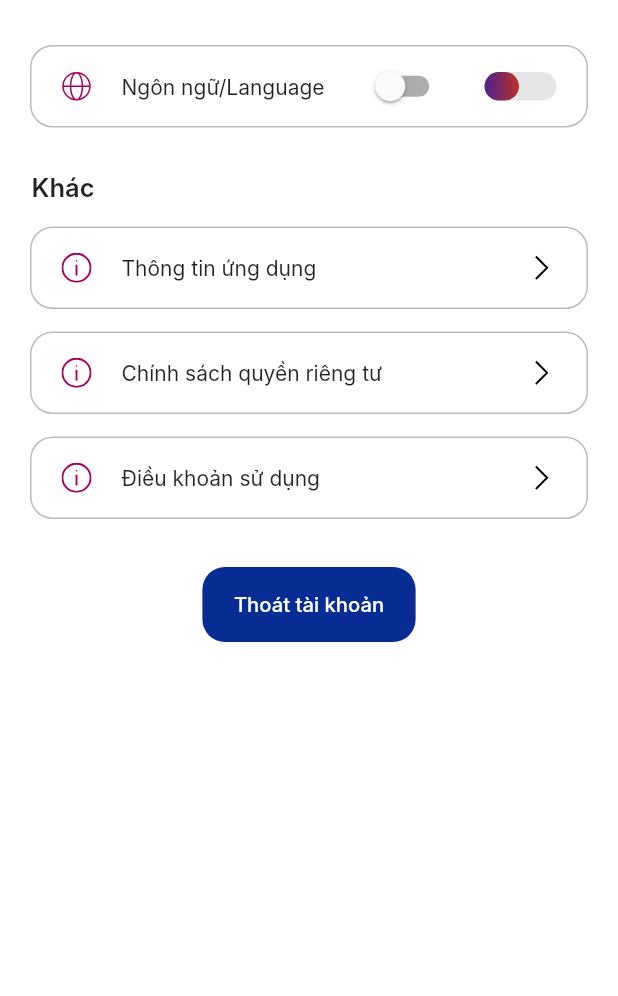
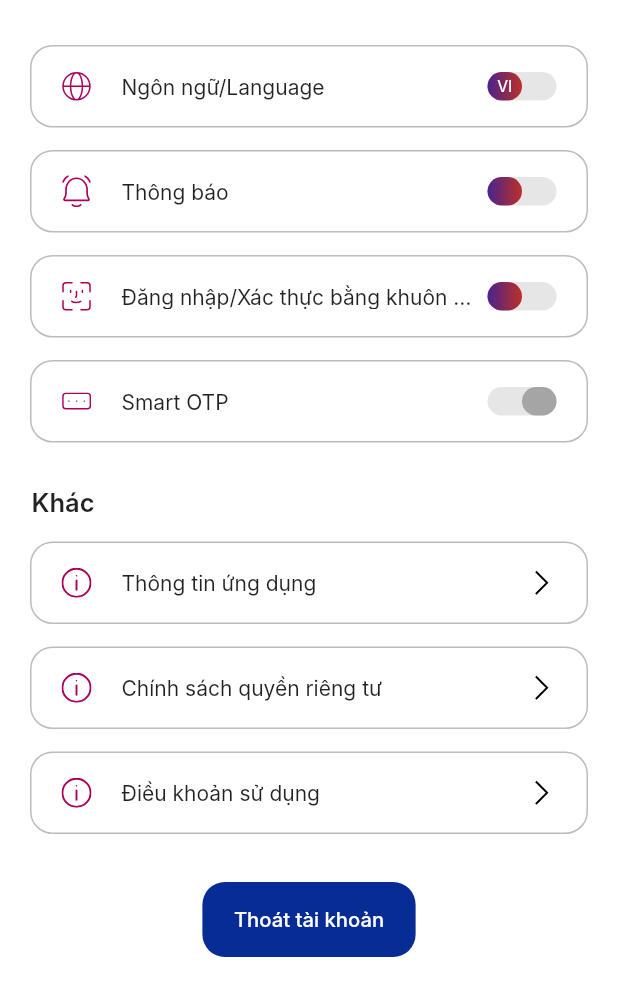
Before and after one commit to hnq-jan8/fpt-first-app, a Flutter app: the SettingScreen screen opened directly, on a phone screen of 412 x 824 dp. Shown: the top 996 px of the screen. Run offline on Flutter 3.47's test engine with Material 2 defaults, Android fonts, the phone set to English and light mode, and no system bars; our stand-ins replace flutter_native_splash, flutter_svg; Roboto replaces fonts that are missing (Inter).

Commit message:
Custom switch, setting screen finished

```diff
--- a/lib/constants/string_const.dart
+++ b/lib/constants/string_const.dart
@@ -59,6 +59,14 @@ class StringConst {
   static const String caiDat = 'Cài đặt';
   static const String taiKhoan = 'Tài khoản';
 
+  static const String ngonNguLanguage = 'Ngôn ngữ/Language';
+  static const String vi = "VI";
+  static const String en = "EN";
+
+  static const String thongBao = 'Thông báo';
+  static const String dangNhapXacThucBangKhuonMat = 'Đăng nhập/Xác thực bằng khuôn mặt';
+  static const String smartOtp = 'Smart OTP';
+
   static const String khac = 'Khác';
 
   static const String thongTinUngDung = 'Thông tin ứng dụng';
@@ -66,4 +74,5 @@ class StringConst {
   static const String dieuKhoanSuDung = 'Điều khoản sử dụng';
 
   static const String thoatTaiKhoan = 'Thoát tài khoản';
+
 }
--- a/lib/routes/home/views/home_screen.dart
+++ b/lib/routes/home/views/home_screen.dart
@@ -65,8 +65,8 @@ class _HomeScreenState extends State<HomeScreen> with TickerProviderStateMixin {
 
   bool _scrollListener(ScrollNotification info) {
     if (info.metrics.axis == Axis.vertical) {
-      _colorController.animateTo(info.metrics.pixels.abs() * 2 / 100);
-      _backDropController.animateTo(info.metrics.pixels * 2 / 100);
+      _colorController.animateTo(info.metrics.pixels.abs() * 2.2 / 100);
+      _backDropController.animateTo(info.metrics.pixels * 2.5 / 100);
 
       _iconBrightness = info.metrics.pixels < 30 && info.metrics.pixels > -20
           ? Brightness.light
--- a/lib/routes/home/widgets/home_app_bar.dart
+++ b/lib/routes/home/widgets/home_app_bar.dart
@@ -114,6 +114,7 @@ class _HomeAppBarState extends State<HomeAppBar> {
                     hintText: StringConst.timKiem,
                     hintStyle: TextStyle(
                       fontSize: 13.6,
+                      fontWeight: FontWeight.w500,
                       color: _searchFocusNode.hasFocus
                           ? Colors.black45
                           : widget.searchTextColor.withOpacity(0.7),
--- a/lib/routes/settings/setting_screen.dart
+++ b/lib/routes/settings/setting_screen.dart
@@ -1,13 +1,12 @@
 import 'package:flutter/material.dart';
-import 'package:flutter_svg/flutter_svg.dart';
 
 import 'package:next_app/constants/string_const.dart';
+import 'package:next_app/routes/settings/widgets/setting_cell_switch.dart';
 import 'package:next_app/routes/settings/widgets/setting_cell_other.dart';
 import 'package:next_app/theme/assets.dart';
 import 'package:next_app/theme/theme_colors.dart';
 import 'package:next_app/widgets/buttons/app_button.dart';
 import 'package:next_app/widgets/buttons/app_button_text.dart';
-import 'package:next_app/widgets/cell/outlined_cell.dart';
 import 'package:next_app/widgets/header/no_app_bar.dart';
 
 class SettingScreen extends StatefulWidget {
@@ -21,7 +20,10 @@ class _SettingScreenState extends State<SettingScreen> {
   double topPadding = 15;
   double elevation = 0;
 
-  bool switchTest = false;
+  bool isUsingVi = true;
+  bool isUsingNotification = true;
+  bool isUsingFaceId = true;
+  bool isUsingOtp = false;
 
   ScrollController scrollController = ScrollController();
 
@@ -31,7 +33,7 @@ class _SettingScreenState extends State<SettingScreen> {
 
     scrollController.addListener(() {
       scrollController.offset > topPadding + 15
-          ? setState(() => elevation = 0.5)
+          ? setState(() => elevation = 1)
           : setState(() => elevation = 0);
     });
   }
@@ -50,57 +52,39 @@ class _SettingScreenState extends State<SettingScreen> {
             crossAxisAlignment: CrossAxisAlignment.start,
             children: [
               SizedBox(height: topPadding),
-              Container(
-                height: 55,
-                margin: const EdgeInsets.only(top: 15),
-                child: OutlinedCell(
-                  horizontalPadding: 20,
-                  child: Row(
-                    mainAxisAlignment: MainAxisAlignment.spaceBetween,
-                    children: [
-                      Row(
-                        crossAxisAlignment: CrossAxisAlignment.center,
-                        children: [
-                          SvgPicture.asset(Assets.icon_globe, width: 20),
-                          const SizedBox(width: 20),
-                          const Text('Ngôn ngữ/Language'),
-                        ],
-                      ),
-                      Switch(
-                        value: switchTest,
-                        onChanged: (value) {
-                          setState(() => switchTest = value);
-                        },
-                      ), // TODO: Custom Switch
-                      Container(
-                        height: 19,
-                        width: 48,
-                        decoration: BoxDecoration(
-                          color: ThemeColors.scrollIndicator,
-                          borderRadius: BorderRadius.circular(20),
-                        ),
-                        child: Row(
-                          children: [
-                            const SizedBox(
-                              width: 0,
-                              // width: 48 - 23,
-                            ),
-                            Container(
-                              width: 23,
-                              decoration: BoxDecoration(
-                                borderRadius: BorderRadius.circular(20),
-                                gradient: const LinearGradient(colors: [
-                                  ThemeColors.indicatorGradient1,
-                                  ThemeColors.indicatorGradient2,
-                                ]),
-                              ),
-                            ),
-                          ],
-                        ),
-                      )
-                    ],
-                  ),
-                ),
+              SettingCellSwitch(
+                svgAsset: Assets.icon_globe,
+                title: StringConst.ngonNguLanguage,
+                switchText: StringConst.vi,
+                switchTextOff: StringConst.en,
+                value: isUsingVi,
+                onChanged: (value) {
+                  setState(() => isUsingVi = value);
+                },
+              ),
+              SettingCellSwitch(
+                svgAsset: Assets.icon_notification_outlined,
+                title: StringConst.thongBao,
+                value: isUsingNotification,
+                onChanged: (value) {
+                  setState(() => isUsingNotification = value);
+                },
+              ),
+              SettingCellSwitch(
+                svgAsset: Assets.icon_face_id,
+                title: StringConst.dangNhapXacThucBangKhuonMat,
+                value: isUsingFaceId,
+                onChanged: (value) {
+                  setState(() => isUsingFaceId = value);
+                },
+              ),
+              SettingCellSwitch(
+                svgAsset: Assets.icon_otp,
+                title: StringConst.smartOtp,
+                value: isUsingOtp,
+                onChanged: (value) {
+                  setState(() => isUsingOtp = value);
+                },
               ),
               Container(
                 margin: const EdgeInsets.only(
@@ -145,7 +129,7 @@ class _SettingScreenState extends State<SettingScreen> {
                   ),
                 ),
               ),
-              const SizedBox(height: 500),
+              const SizedBox(height: 125),
             ],
           ),
         ),
--- /dev/null
+++ b/lib/routes/settings/widgets/setting_cell_switch.dart
@@ -0,0 +1,70 @@
+
+import 'package:flutter/material.dart';
+import 'package:flutter_svg/svg.dart';
+
+import 'package:next_app/widgets/cell/outlined_cell.dart';
+import 'package:next_app/widgets/switch/app_switch.dart';
+
+class SettingCellSwitch extends StatelessWidget {
+  const SettingCellSwitch({
+    super.key,
+    required this.svgAsset,
+    required this.title,
+    required this.value,
+    required this.onChanged,
+    this.switchText,
+    this.switchTextOff,
+    this.isColorUpdate = true,
+  });
+
+  final String svgAsset;
+  final String title;
+
+  final String? switchText;
+  final String? switchTextOff;
+
+  final bool value;
+
+  final bool isColorUpdate;
+
+  final void Function(bool) onChanged;
+
+  @override
+  Widget build(BuildContext context) {
+    return Container(
+      height: 55,
+      margin: const EdgeInsets.only(top: 15),
+      child: OutlinedCell(
+        horizontalPadding: 20,
+        child: Row(
+          mainAxisAlignment: MainAxisAlignment.spaceBetween,
+          children: [
+            Expanded(
+              child: Row(
+                crossAxisAlignment: CrossAxisAlignment.center,
+                children: [
+                  SvgPicture.asset(svgAsset, width: 20),
+                  const SizedBox(width: 20),
+                  Expanded(
+                    child: Text(
+                      title,
+                      maxLines: 1,
+                      overflow: TextOverflow.ellipsis,
+                    ),
+                  ),
+                ],
+              ),
+            ),
+            AppSwitch(
+              value: value,
+              isColorUpdate: isColorUpdate,
+              text: switchText,
+              textOff: switchTextOff,
+              onChanged: onChanged,
+            )
+          ],
+        ),
+      ),
+    );
+  }
+}
--- a/lib/theme/theme_colors.dart
+++ b/lib/theme/theme_colors.dart
@@ -21,7 +21,7 @@ class ThemeColors {
   // - header
   static const Color headerGradient1 = Color(0xFF302690);
   static const Color headerGradient2 = Color(0xFFB9272F);
-  static const Color homeHeader = Color(0x90F5F5F5);
+  static const Color homeHeader = Color(0x92F5F5F5);
   // - button
   static const Color buttonGradient1 = Color(0xFF162B93);
   static const Color buttonGradient2 = Color(0xFFB82531);
@@ -47,4 +47,5 @@ class ThemeColors {
   // others
   static const Color bottomContainer = Color(0xFFF5F5F5);
   static const Color navigationBarDimText = Color(0xFF858585);
+  static const Color homeSearchDark = Color(0x98000000);
 }
--- /dev/null
+++ b/lib/widgets/switch/app_switch.dart
@@ -0,0 +1,185 @@
+import 'package:flutter/material.dart';
+
+import 'package:next_app/theme/theme_colors.dart';
+
+// ignore: constant_identifier_names
+const double DEFAULT_WIDTH_TOTAL = 46;
+
+// ignore: constant_identifier_names
+const double DEFAULT_WIDTH_BUTTON = 23;
+
+// ignore: constant_identifier_names
+const double DEFAULT_HEIGHT = 19;
+
+class AppSwitch extends StatefulWidget {
+  const AppSwitch({
+    super.key,
+    required this.value,
+    required this.onChanged,
+    this.isColorUpdate = true,
+    this.text,
+    this.textOff,
+    this.textColor = ThemeColors.onPrimary,
+    this.textOffColor = ThemeColors.onPrimary,
+  }) : assert(
+          textOff == null || text != null,
+          'textOff can only be used when text is not null',
+        );
+
+  final bool value;
+  final bool isColorUpdate;
+
+  final ValueChanged<bool>? onChanged;
+
+  /// Text that will be displayed inside the gradient switch
+  final String? text;
+
+  /// Text that will be displayed inside the gradient switch
+  /// when value is false
+  final String? textOff;
+
+  final Color textColor;
+  final Color textOffColor;
+
+  @override
+  State<AppSwitch> createState() => _AppSwitchState();
+}
+
+class _AppSwitchState extends State<AppSwitch> {
+  final double switchWidth = DEFAULT_WIDTH_TOTAL;
+  final double switchButtonWidth = DEFAULT_WIDTH_BUTTON;
+  final double switchHeight = DEFAULT_HEIGHT;
+
+  final Curve switchCurve = Curves.easeInOut;
+
+  final Duration switchDuration = const Duration(milliseconds: 200);
+
+  bool isDragging = false;
+
+  late double dragPosition;
+
+  String? get text => dragPosition > (switchWidth - switchButtonWidth) * 0.5
+      ? widget.textOff ?? widget.text
+      : widget.text;
+
+  Color get textColor => dragPosition > (switchWidth - switchButtonWidth) * 0.5
+      ? widget.textOffColor
+      : widget.textColor;
+
+  @override
+  void initState() {
+    super.initState();
+
+    dragPosition = widget.value ? 0 : switchWidth - switchButtonWidth;
+  }
+
+  @override
+  void didUpdateWidget(covariant AppSwitch oldWidget) {
+    super.didUpdateWidget(oldWidget);
+
+    if (oldWidget.value != widget.value) {
+      _dragTo(widget.value);
+    }
+  }
+
+  LinearGradient? _defaultColorUpdate() {
+    return widget.value || !widget.isColorUpdate
+        ? const LinearGradient(colors: [
+            ThemeColors.indicatorGradient1,
+            ThemeColors.indicatorGradient2,
+          ])
+        : null;
+  }
+
+  void _dragUpdate(DragUpdateDetails details) {
+    setState(() {
+      dragPosition = (dragPosition + details.delta.dx)
+          .clamp(0, switchWidth - switchButtonWidth);
+    });
+  }
+
+  void _dragTo(bool value) {
+    dragPosition = value ? 0 : switchWidth - switchButtonWidth;
+  }
+
+  bool _setValueWithDragPosition() {
+    if (dragPosition > (switchWidth - switchButtonWidth) * 0.4) {
+      _dragTo(false);
+      return false;
+    }
+    _dragTo(true);
+    return true;
+  }
+
+  @override
+  Widget build(BuildContext context) {
+    return GestureDetector(
+      onTapUp: (details) {
+        widget.onChanged?.call(!widget.value);
+        _dragTo(!widget.value);
+      },
+      onHorizontalDragDown: (details) {
+        setState(() {
+          isDragging = true;
+        });
+      },
+      onHorizontalDragUpdate: (details) {
+        _dragUpdate(details);
+      },
+      onHorizontalDragCancel: () {
+        setState(() {
+          isDragging = false;
+        });
+      },
+      onHorizontalDragEnd: (details) {
+        setState(() {
+          isDragging = false;
+        });
+
+        widget.onChanged?.call(_setValueWithDragPosition());
+      },
+      child: Container(
+        height: switchHeight,
+        width: switchWidth,
+        decoration: BoxDecoration(
+          color: ThemeColors.scrollIndicator,
+          borderRadius: BorderRadius.circular(20),
+        ),
+        child: Row(
+          children: [
+            AnimatedSize(
+              duration:
+                  isDragging ? const Duration(milliseconds: 1) : switchDuration,
+              curve: switchCurve,
+              child: SizedBox(
+                width: dragPosition,
+              ),
+            ),
+            Container(
+              width: switchButtonWidth,
+              decoration: BoxDecoration(
+                borderRadius: BorderRadius.circular(20),
+                color: ThemeColors.dimText,
+                gradient: _defaultColorUpdate(),
+              ),
+              child: text != null
+                  ? Center(
+                      child: Text(
+                        text.toString(),
+                        maxLines: 1,
+                        style: TextStyle(
+                          overflow: TextOverflow.ellipsis,
+                          color: textColor,
+                          fontSize: 10.5,
+                          height: 1.2,
+                        ),
+                      ),
+                    )
+                  : null,
+            ),
+          ],
+        ),
+      ),
+    );
+  }
+}
```
Also changed, not shown: assets/images/avatar_default.png.
